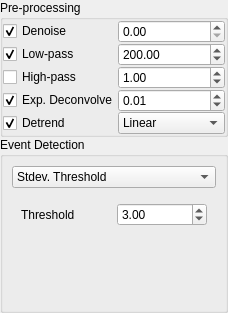
First picture: the form in lib/analysis/EventDetectionCtrlTemplate.ui, repository acq4/acq4, before the edit.
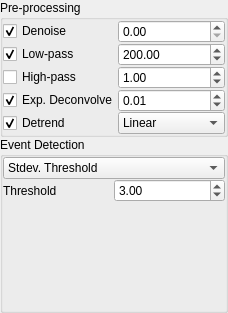
Second picture: the form after the edit. The open tabs and pages were chosen to show the change. Custom widgets are drawn as their Qt base class.

Patch:
```diff
--- a/lib/analysis/EventDetectionCtrlTemplate.ui
+++ b/lib/analysis/EventDetectionCtrlTemplate.ui
@@ -142,6 +142,12 @@
       <string>Event Detection</string>
      </property>
      <layout class="QVBoxLayout" name="verticalLayout">
+      <property name="spacing">
+       <number>0</number>
+      </property>
+      <property name="margin">
+       <number>0</number>
+      </property>
       <item>
        <widget class="QComboBox" name="detectMethodCombo">
         <item>
@@ -168,6 +174,12 @@
         </property>
         <widget class="QWidget" name="page_3">
          <layout class="QGridLayout" name="gridLayout_4">
+          <property name="margin">
+           <number>0</number>
+          </property>
+          <property name="spacing">
+           <number>0</number>
+          </property>
           <item row="0" column="0">
            <widget class="QLabel" name="label_6">
             <property name="text">
@@ -190,7 +202,7 @@
             <property name="sizeHint" stdset="0">
              <size>
               <width>20</width>
-              <height>45</height>
+              <height>69</height>
              </size>
             </property>
            </spacer>
```
Left out of the diff: 14 changed lines with no effect on the pictures.
